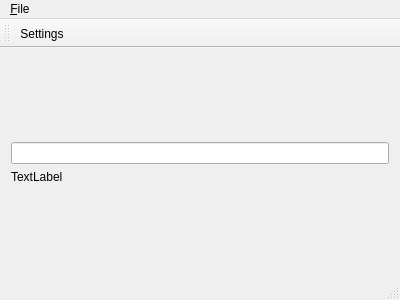
This is MvvmExample/MvvmExampleWidgets/mainwindow.ui in hermixy/QtMvvm as Qt 5 draws it before an edit. The edited form follows.
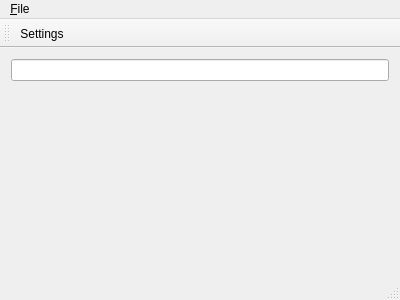
This is the edited form. Icons and pictures are not drawn.

The edit to the form file:
```diff
--- a/MvvmExample/MvvmExampleWidgets/mainwindow.ui
+++ b/MvvmExample/MvvmExampleWidgets/mainwindow.ui
@@ -12,28 +12,11 @@
   </property>
   <widget class="QWidget" name="centralWidget">
    <layout class="QVBoxLayout" name="verticalLayout">
-    <item>
-     <spacer name="verticalSpacer">
-      <property name="orientation">
-       <enum>Qt::Vertical</enum>
-      </property>
-      <property name="sizeHint" stdset="0">
-       <size>
-        <width>20</width>
-        <height>77</height>
-       </size>
-      </property>
-     </spacer>
-    </item>
     <item>
      <widget class="QLineEdit" name="lineEdit"/>
     </item>
     <item>
-     <widget class="QLabel" name="label">
-      <property name="text">
-       <string>TextLabel</string>
-      </property>
-     </widget>
+     <widget class="QLabel" name="label"/>
     </item>
     <item>
      <spacer name="verticalSpacer_2">
```
Left out of the diff: 6 changed lines with no effect on the pictures.
